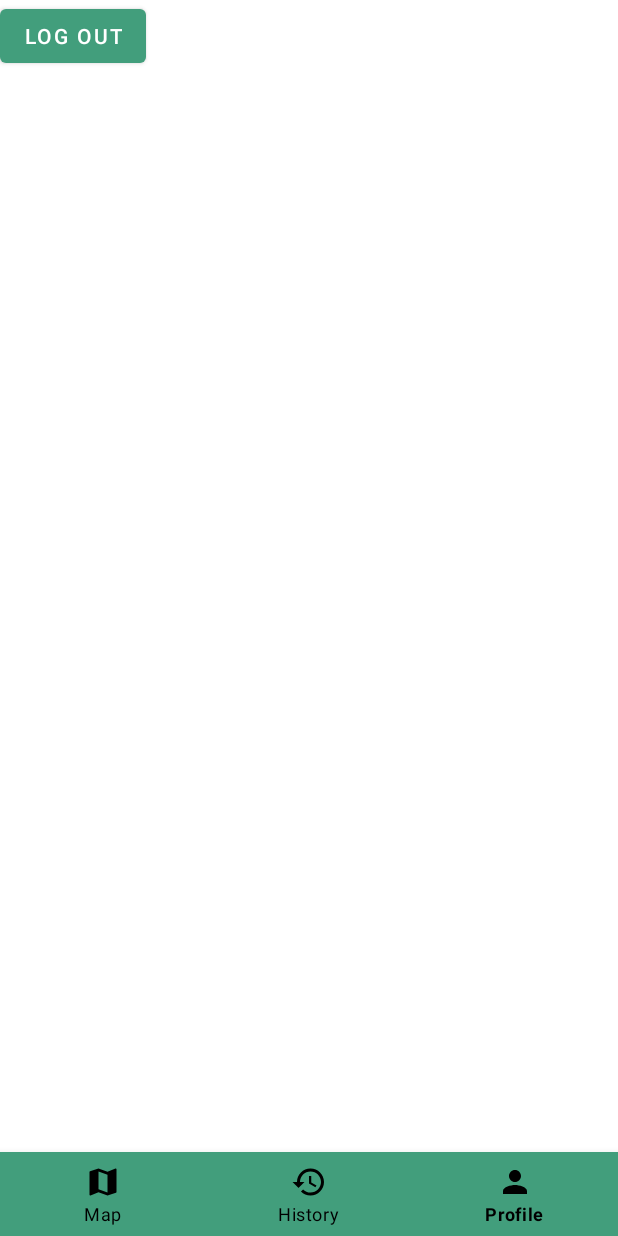
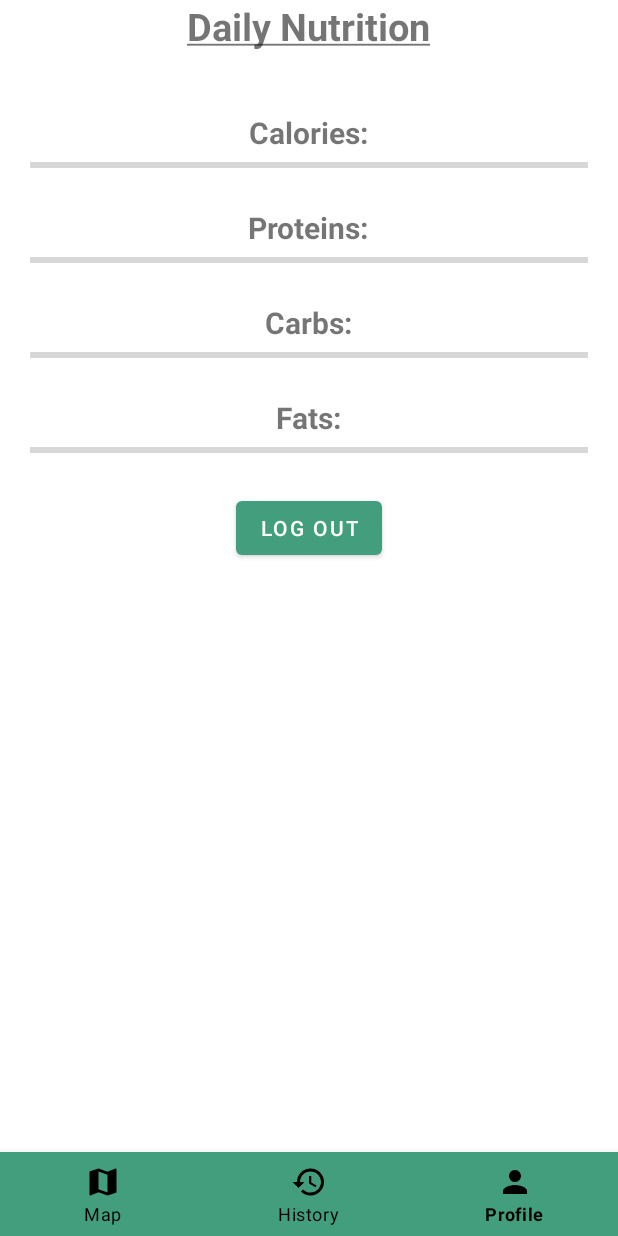
Before and after one commit to yuunster/MealMap, an Android app: the ProfileFragment screen opened through its navigation route, on a phone screen of 412 x 824 dp. Run offline under Robolectric (Android 15) with nearby library versions, the phone set to English and light mode, and no system bars; our stand-ins replace Firebase (no records; nobody signed in at launch, a user with empty details on screens opened directly), Room's generated code, navigation-ui.

Commit message:
Implemented daily nutrition under profile fragment. Hard coded max daily intake values for progress bars.

```diff
--- a/app/src/main/java/com/bignerdranch/android/nomnommap/MealMapFragment.kt
+++ b/app/src/main/java/com/bignerdranch/android/nomnommap/MealMapFragment.kt
@@ -130,6 +130,7 @@ class MealMapFragment : Fragment(), OnMapReadyCallback, GoogleMap.OnMarkerClickL
     }
 
     private fun showNewMeal() {
+        Log.d("TEST", "${currentLocation.latitude} and ${currentLocation.longitude}")
         viewLifecycleOwner.lifecycleScope.launch {
             val newMeal = Meal(
                 id = UUID.randomUUID(),
--- a/app/src/main/java/com/bignerdranch/android/nomnommap/ProfileFragment.kt
+++ b/app/src/main/java/com/bignerdranch/android/nomnommap/ProfileFragment.kt
@@ -6,14 +6,27 @@ import android.view.LayoutInflater
 import android.view.View
 import android.view.ViewGroup
 import androidx.fragment.app.Fragment
+import androidx.fragment.app.viewModels
+import androidx.lifecycle.Lifecycle
+import androidx.lifecycle.lifecycleScope
+import androidx.lifecycle.repeatOnLifecycle
 import com.bignerdranch.android.nomnommap.databinding.FragmentProfileBinding
 import com.google.firebase.auth.FirebaseAuth
 import com.google.firebase.auth.ktx.auth
 import com.google.firebase.ktx.Firebase
+import kotlinx.coroutines.launch
+import java.text.SimpleDateFormat
+import java.util.Date
+import java.util.Locale
 
 class ProfileFragment : Fragment() {
     private lateinit var auth: FirebaseAuth
     private var _binding: FragmentProfileBinding? = null
+    private val profileViewModel: ProfileViewModel by viewModels()
+    private val dailyCalories = 2000
+    private val dailyProteins = 55
+    private val dailyCarbs = 1000
+    private val dailyFats = 300
     private val binding
         get() = checkNotNull(_binding) {
             "Cannot access binding because it is null. Is the view visible?"
@@ -27,6 +40,14 @@ class ProfileFragment : Fragment() {
         auth = Firebase.auth
         _binding =
             FragmentProfileBinding.inflate(layoutInflater, container, false)
+        binding.apply {
+            curCalories.max = dailyCalories
+            curProteins.max = dailyProteins
+            curCarbs.max = dailyCarbs
+            curFats.max = dailyFats
+        }
+
+        calculateDaily()
         return binding.root
     }
 
@@ -34,11 +55,43 @@ class ProfileFragment : Fragment() {
         super.onViewCreated(view, savedInstanceState)
 
         binding.apply {
+
             btnLogout.setOnClickListener {
                 auth.signOut()
                 val intent = Intent(activity?.applicationContext, LoginActivity::class.java)
                 startActivity(intent)
             }
         }
+
+    }
+
+    private fun calculateDaily() {
+        viewLifecycleOwner.lifecycleScope.launch {
+            viewLifecycleOwner.repeatOnLifecycle(Lifecycle.State.STARTED) {
+                profileViewModel.meals.collect{ meals ->
+                    val currentDate = Date()
+                    val formattedDate = SimpleDateFormat("MMM dd yyyy", Locale.US)
+                    val today = formattedDate.format(currentDate).toString()
+                    var curCalories = 0
+                    var curProteins = 0
+                    var curCarbs = 0
+                    var curFats = 0
+
+                    for (meal in meals) {
+                        if (formattedDate.format(meal.date).toString() == today) {
+                            curCalories += meal.calories.toIntOrNull() ?: 0
+                            curProteins += meal.proteins.toIntOrNull() ?: 0
+                            curCarbs += meal.carbs.toIntOrNull() ?: 0
+                            curFats += meal.fats.toIntOrNull() ?: 0
+                        }
+                    }
+
+                    binding.curCalories.progress = curCalories
+                    binding.curProteins.progress = (curProteins)
+                    binding.curCarbs.progress = (curCarbs)
+                    binding.curFats.progress = (curFats)
+                }
+            }
+        }
     }
 }
--- /dev/null
+++ b/app/src/main/java/com/bignerdranch/android/nomnommap/ProfileViewModel.kt
@@ -0,0 +1,24 @@
+package com.bignerdranch.android.nomnommap
+
+import androidx.lifecycle.ViewModel
+import androidx.lifecycle.viewModelScope
+import kotlinx.coroutines.flow.MutableStateFlow
+import kotlinx.coroutines.flow.StateFlow
+import kotlinx.coroutines.flow.asStateFlow
+import kotlinx.coroutines.launch
+
+class ProfileViewModel : ViewModel() {
+    private val mealRepository = MealRepository.get()
+
+    private val _meals: MutableStateFlow<List<Meal>> = MutableStateFlow(emptyList())
+    val meals: StateFlow<List<Meal>>
+        get() = _meals.asStateFlow()
+
+    init {
+        viewModelScope.launch {
+            mealRepository.getMeals().collect {
+                _meals.value = it
+            }
+        }
+    }
+}
--- a/app/src/main/res/layout/fragment_profile.xml
+++ b/app/src/main/res/layout/fragment_profile.xml
@@ -1,11 +1,106 @@
 <?xml version="1.0" encoding="utf-8"?>
 <LinearLayout xmlns:android="http://schemas.android.com/apk/res/android"
     android:layout_width="match_parent"
-    android:layout_height="match_parent">
+    android:layout_height="match_parent"
+    android:orientation="vertical" >
+
+    <TextView
+        android:text="@string/daily_nutrition"
+        android:textSize="25sp"
+        android:textStyle="bold"
+        android:layout_width="wrap_content"
+        android:layout_height="wrap_content"
+        android:layout_gravity="center_horizontal" />
+
+    <LinearLayout
+        android:layout_width="match_parent"
+        android:layout_height="wrap_content"
+        android:gravity="center"
+        android:orientation="vertical"
+        android:paddingVertical="20dp">
+
+        <TextView
+            android:layout_width="wrap_content"
+            android:layout_height="wrap_content"
+            android:gravity="center"
+            android:text="@string/calories"
+            android:textSize="20sp"
+            android:textStyle="bold"
+            android:layout_marginTop="20dp"/>
+
+        <ProgressBar
+            android:id="@+id/curCalories"
+            style="?android:attr/progressBarStyleHorizontal"
+            android:layout_width="match_parent"
+            android:layout_height="wrap_content"
+            android:layout_marginStart="20dp"
+            android:layout_marginEnd="20dp"
+            android:gravity="center"
+            android:visibility="visible" />
+
+        <TextView
+            android:layout_width="wrap_content"
+            android:layout_height="wrap_content"
+            android:gravity="center"
+            android:text="@string/proteins"
+            android:textSize="20sp"
+            android:textStyle="bold"
+            android:layout_marginTop="20dp"/>
+
+        <ProgressBar
+            android:id="@+id/curProteins"
+            style="?android:attr/progressBarStyleHorizontal"
+            android:layout_width="match_parent"
+            android:layout_height="wrap_content"
+            android:layout_marginStart="20dp"
+            android:layout_marginEnd="20dp"
+            android:gravity="center"
+            android:visibility="visible" />
+
+        <TextView
+            android:layout_width="wrap_content"
+            android:layout_height="wrap_content"
+            android:gravity="center"
+            android:text="@string/carbs"
+            android:textSize="20sp"
+            android:textStyle="bold"
+            android:layout_marginTop="20dp"/>
+
+        <ProgressBar
+            android:id="@+id/curCarbs"
+            style="?android:attr/progressBarStyleHorizontal"
+            android:layout_width="match_parent"
+            android:layout_height="wrap_content"
+            android:layout_marginStart="20dp"
+            android:layout_marginEnd="20dp"
+            android:gravity="center"
+            android:visibility="visible" />
+
+        <TextView
+            android:layout_width="wrap_content"
+            android:layout_height="wrap_content"
+            android:gravity="center"
+            android:text="@string/fats"
+            android:textSize="20sp"
+            android:textStyle="bold"
+            android:layout_marginTop="20dp"/>
+
+        <ProgressBar
+            android:id="@+id/curFats"
+            style="?android:attr/progressBarStyleHorizontal"
+            android:layout_width="match_parent"
+            android:layout_height="wrap_content"
+            android:layout_marginStart="20dp"
+            android:layout_marginEnd="20dp"
+            android:gravity="center"
+            android:visibility="visible" />
+    </LinearLayout>
+
 
     <Button
         android:layout_width="wrap_content"
         android:layout_height="wrap_content"
+        android:layout_gravity="center"
         android:id="@+id/btn_logout"
         android:text="@string/log_out" />
 </LinearLayout>
--- a/app/src/main/res/values/strings.xml
+++ b/app/src/main/res/values/strings.xml
@@ -26,4 +26,5 @@
     <string name="click_to_register">Click to register</string>
     <string name="profile">Profile</string>
     <string name="log_out">Log out</string>
+    <string name="daily_nutrition"><u>Daily Nutrition</u></string>
 </resources>
```
